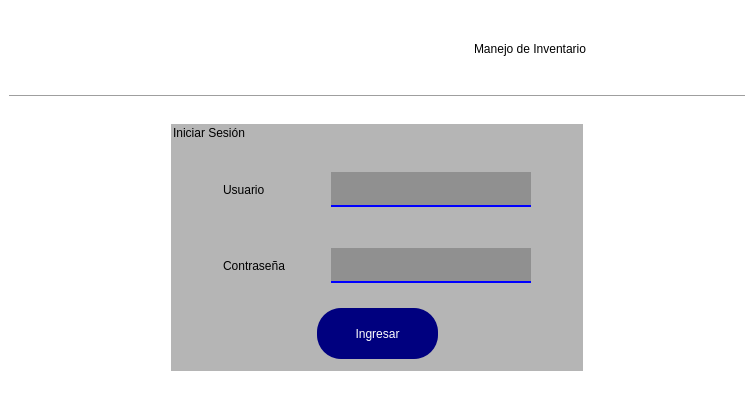
This is ui/login.ui in juliosi02/YSR-Control-de-Inventario as Qt 5 draws it before an edit. The edited form follows.
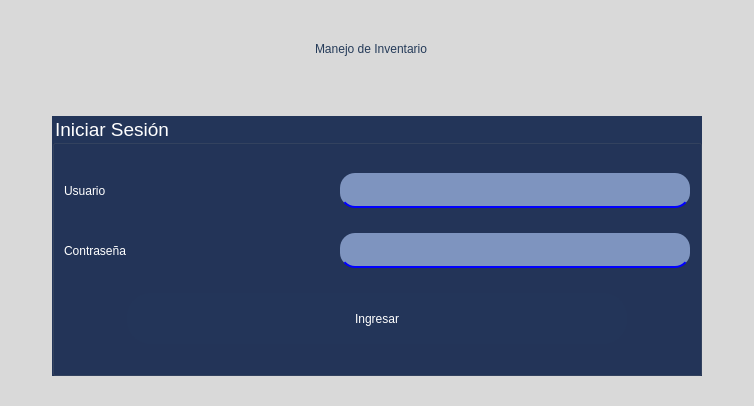
This is the edited form. Icons and pictures are not drawn.

Patch:
```diff
--- a/ui/login.ui
+++ b/ui/login.ui
@@ -18,8 +18,8 @@
   </property>
   <property name="maximumSize">
    <size>
-    <width>800</width>
-    <height>450</height>
+    <width>754</width>
+    <height>406</height>
    </size>
   </property>
   <property name="windowTitle">
@@ -65,12 +65,15 @@
 QTableWidget{
 	
 	font: 16pt &quot;Arial&quot;;
+}
+QMainWindow{
+background-color: #d9d9d9;
 }</string>
   </property>
   <widget class="QWidget" name="centralwidget">
    <layout class="QVBoxLayout" name="verticalLayout_4">
     <item>
-     <layout class="QHBoxLayout" name="horizontalLayout_7">
+     <layout class="QHBoxLayout" name="horizontalLayout_3">
       <item>
        <widget class="QLabel" name="label_5">
         <property name="minimumSize">
@@ -97,84 +100,27 @@
        </widget>
       </item>
       <item>
-       <layout class="QHBoxLayout" name="horizontalLayout_6">
-        <item>
-         <spacer name="horizontalSpacer_9">
-          <property name="orientation">
-           <enum>Qt::Horizontal</enum>
-          </property>
-          <property name="sizeHint" stdset="0">
-           <size>
-            <width>40</width>
-            <height>20</height>
-           </size>
-          </property>
-         </spacer>
-        </item>
-        <item>
          <widget class="QLabel" name="label_4">
           <property name="styleSheet">
-           <string notr="true">font: 87 24pt &quot;Arial Black&quot;;</string>
+         <string notr="true">font: 87 24pt &quot;Arial Black&quot;;
+color:#253b59;</string>
           </property>
           <property name="text">
            <string>Manejo de Inventario</string>
           </property>
          </widget>
         </item>
-        <item>
-         <spacer name="horizontalSpacer_10">
-          <property name="orientation">
-           <enum>Qt::Horizontal</enum>
-          </property>
-          <property name="sizeHint" stdset="0">
-           <size>
-            <width>40</width>
-            <height>20</height>
-           </size>
-          </property>
-         </spacer>
-        </item>
-       </layout>
-      </item>
-     </layout>
-    </item>
+     </layout>
+    </item>
     <item>
-     <widget class="Line" name="line">
+     <spacer name="verticalSpacer_2">
       <property name="orientation">
-       <enum>Qt::Horizontal</enum>
+       <enum>Qt::Vertical</enum>
       </property>
-     </widget>
-    </item>
-    <item>
-     <widget class="QLabel" name="label_3">
-      <property name="minimumSize">
-       <size>
-        <width>0</width>
-        <height>0</height>
-       </size>
-      </property>
-      <property name="maximumSize">
-       <size>
-        <width>16777215</width>
-        <height>16777215</height>
-       </size>
-      </property>
-      <property name="text">
-       <string/>
-      </property>
-     </widget>
-    </item>
-    <item>
-     <layout class="QHBoxLayout" name="horizontalLayout">
-      <item>
-       <spacer name="horizontalSpacer">
-        <property name="orientation">
-         <enum>Qt::Horizontal</enum>
-        </property>
         <property name="sizeHint" stdset="0">
          <size>
-          <width>40</width>
-          <height>20</height>
+        <width>20</width>
+        <height>40</height>
          </size>
         </property>
        </spacer>
@@ -182,48 +128,59 @@
       <item>
        <layout class="QVBoxLayout" name="verticalLayout_3">
         <item>
+       <layout class="QHBoxLayout" name="horizontalLayout_4">
+        <item>
+         <spacer name="horizontalSpacer">
+          <property name="orientation">
+           <enum>Qt::Horizontal</enum>
+          </property>
+          <property name="sizeHint" stdset="0">
+           <size>
+            <width>40</width>
+            <height>20</height>
+           </size>
+          </property>
+         </spacer>
+        </item>
+        <item>
          <widget class="QGroupBox" name="groupBox">
+          <property name="minimumSize">
+           <size>
+            <width>650</width>
+            <height>260</height>
+           </size>
+          </property>
           <property name="styleSheet">
-           <string notr="true">QGroupBox{background-color: rgba(106, 106, 106, 0.5);
-border:0;
-font: 75 16pt &quot;Arial&quot;;}</string>
+           <string notr="true">QGroupBox{
+background-color:#233559;
+color:#FFF;
+font: 75 14pt;
+}
+QLabel{
+color:#FFF;
+	font: 75 16pt &quot;MS Shell Dlg 2&quot;;
+}
+QLineEdit{
+background-color:#7e94bf;
+color:#000;
+	font: 75 16pt &quot;MS Shell Dlg 2&quot;;
+border-radius:15px;
+}
+QPushButton{
+background-color:#233559;
+font:75 16pt &quot;MS Shell Dlg 2&quot;;
+}
+QPushButton::hover{
+background-color:#637aa6;
+	font: 75 16pt &quot;MS Shell Dlg 2&quot;;
+}</string>
           </property>
           <property name="title">
            <string>Iniciar Sesión</string>
           </property>
           <layout class="QVBoxLayout" name="verticalLayout">
            <item>
-            <spacer name="verticalSpacer_2">
-             <property name="orientation">
-              <enum>Qt::Vertical</enum>
-             </property>
-             <property name="sizeHint" stdset="0">
-              <size>
-               <width>20</width>
-               <height>24</height>
-              </size>
-             </property>
-            </spacer>
-           </item>
-           <item>
-            <layout class="QHBoxLayout" name="horizontalLayout_5">
-             <item>
-              <spacer name="horizontalSpacer_7">
-               <property name="orientation">
-                <enum>Qt::Horizontal</enum>
-               </property>
-               <property name="sizeHint" stdset="0">
-                <size>
-                 <width>40</width>
-                 <height>20</height>
-                </size>
-               </property>
-              </spacer>
-             </item>
-             <item>
-              <layout class="QVBoxLayout" name="verticalLayout_2">
-               <item>
-                <layout class="QHBoxLayout" name="horizontalLayout_2">
+            <layout class="QHBoxLayout" name="horizontalLayout">
                  <item>
                   <widget class="QLabel" name="label">
                    <property name="styleSheet">
@@ -234,19 +191,6 @@
                    </property>
                   </widget>
                  </item>
-                 <item>
-                  <spacer name="horizontalSpacer_3">
-                   <property name="orientation">
-                    <enum>Qt::Horizontal</enum>
-                   </property>
-                   <property name="sizeHint" stdset="0">
-                    <size>
-                     <width>40</width>
-                     <height>20</height>
-                    </size>
-                   </property>
-                  </spacer>
-                 </item>
                  <item>
                   <widget class="QLineEdit" name="txt_user">
                    <property name="minimumSize">
@@ -255,6 +199,12 @@
                      <height>35</height>
                     </size>
                    </property>
+               <property name="maximumSize">
+                <size>
+                 <width>350</width>
+                 <height>16777215</height>
+                </size>
+               </property>
                    <property name="styleSheet">
                     <string notr="true">border:none;
 border-bottom:2px solid blue;</string>
@@ -276,20 +226,7 @@
                 </layout>
                </item>
                <item>
-                <spacer name="verticalSpacer">
-                 <property name="orientation">
-                  <enum>Qt::Vertical</enum>
-                 </property>
-                 <property name="sizeHint" stdset="0">
-                  <size>
-                   <width>20</width>
-                   <height>40</height>
-                  </size>
-                 </property>
-                </spacer>
-               </item>
-               <item>
-                <layout class="QHBoxLayout" name="horizontalLayout_3">
+            <layout class="QHBoxLayout" name="horizontalLayout_2">
                  <item>
                   <widget class="QLabel" name="label_2">
                    <property name="styleSheet">
@@ -300,19 +237,6 @@
                    </property>
                   </widget>
                  </item>
-                 <item>
-                  <spacer name="horizontalSpacer_4">
-                   <property name="orientation">
-                    <enum>Qt::Horizontal</enum>
-                   </property>
-                   <property name="sizeHint" stdset="0">
-                    <size>
-                     <width>40</width>
-                     <height>20</height>
-                    </size>
-                   </property>
-                  </spacer>
-                 </item>
                  <item>
                   <widget class="QLineEdit" name="txt_password">
                    <property name="minimumSize">
@@ -323,7 +247,7 @@
                    </property>
                    <property name="maximumSize">
                     <size>
-                     <width>16777215</width>
+                 <width>350</width>
                      <height>16777215</height>
                     </size>
                    </property>
@@ -347,40 +271,10 @@
                  </item>
                 </layout>
                </item>
-              </layout>
-             </item>
              <item>
-              <spacer name="horizontalSpacer_8">
-               <property name="orientation">
-                <enum>Qt::Horizontal</enum>
-               </property>
-               <property name="sizeHint" stdset="0">
-                <size>
-                 <width>40</width>
-                 <height>20</height>
-                </size>
-               </property>
-              </spacer>
-             </item>
-            </layout>
-           </item>
+            <layout class="QHBoxLayout" name="horizontalLayout_5">
            <item>
-            <spacer name="verticalSpacer_4">
-             <property name="orientation">
-              <enum>Qt::Vertical</enum>
-             </property>
-             <property name="sizeHint" stdset="0">
-              <size>
-               <width>20</width>
-               <height>24</height>
-              </size>
-             </property>
-            </spacer>
-           </item>
-           <item>
-            <layout class="QHBoxLayout" name="horizontalLayout_4">
-             <item>
-              <spacer name="horizontalSpacer_5">
+              <spacer name="horizontalSpacer_3">
                <property name="orientation">
                 <enum>Qt::Horizontal</enum>
                </property>
@@ -396,10 +290,16 @@
               <widget class="QPushButton" name="btn_acceder">
                <property name="minimumSize">
                 <size>
-                 <width>121</width>
+                 <width>500</width>
                  <height>51</height>
                 </size>
                </property>
+               <property name="maximumSize">
+                <size>
+                 <width>500</width>
+                 <height>16777215</height>
+                </size>
+               </property>
                <property name="styleSheet">
                 <string notr="true">
 border-radius:24px;</string>
@@ -410,7 +310,7 @@
               </widget>
              </item>
              <item>
-              <spacer name="horizontalSpacer_6">
+              <spacer name="horizontalSpacer_4">
                <property name="orientation">
                 <enum>Qt::Horizontal</enum>
                </property>
@@ -426,21 +326,6 @@
            </item>
           </layout>
          </widget>
-        </item>
-        <item>
-         <spacer name="verticalSpacer_3">
-          <property name="orientation">
-           <enum>Qt::Vertical</enum>
-          </property>
-          <property name="sizeHint" stdset="0">
-           <size>
-            <width>20</width>
-            <height>40</height>
-           </size>
-          </property>
-         </spacer>
-        </item>
-       </layout>
       </item>
       <item>
        <spacer name="horizontalSpacer_2">
@@ -456,6 +341,21 @@
        </spacer>
       </item>
      </layout>
+      </item>
+     </layout>
+    </item>
+    <item>
+     <spacer name="verticalSpacer">
+      <property name="orientation">
+       <enum>Qt::Vertical</enum>
+      </property>
+      <property name="sizeHint" stdset="0">
+       <size>
+        <width>20</width>
+        <height>40</height>
+       </size>
+      </property>
+     </spacer>
     </item>
    </layout>
   </widget>
```
Lines whose indentation alone changed are shown as unchanged.
